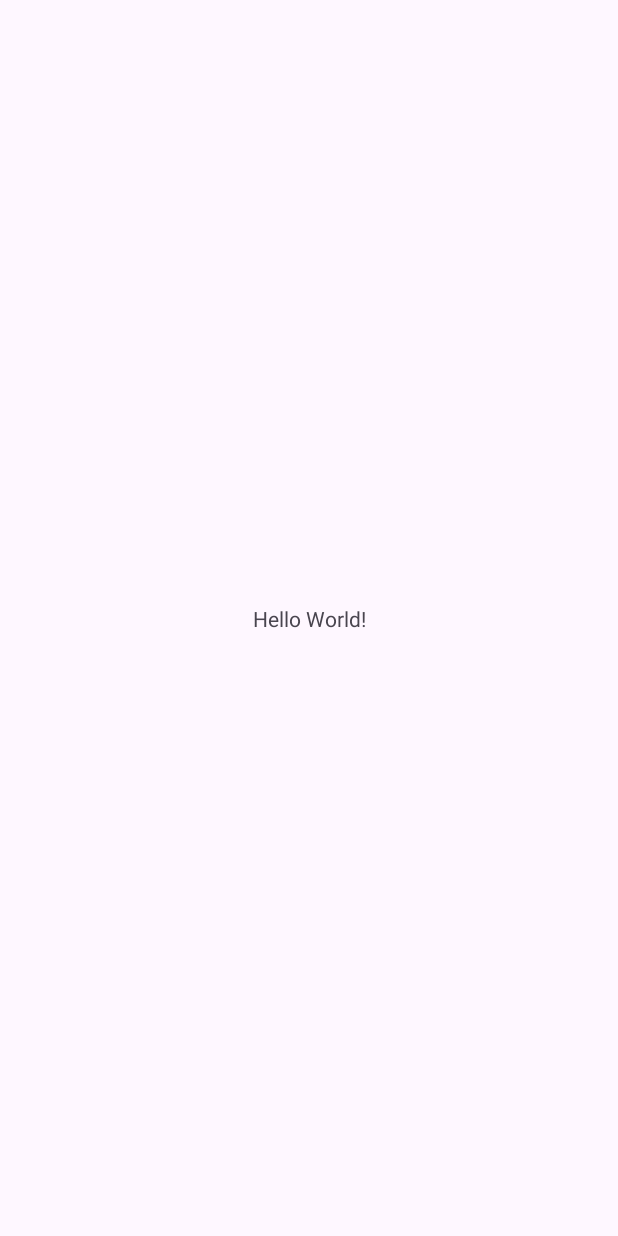
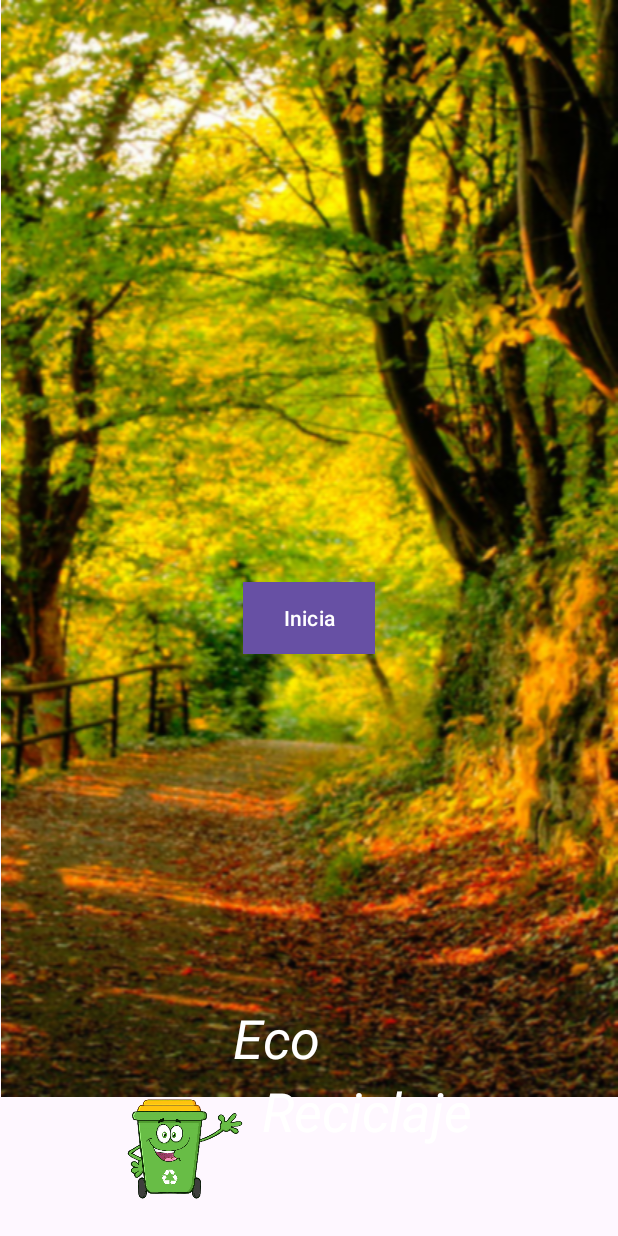
Before and after one commit to noelia333/EcoReciclaje, an Android app: the screen it shows after launch (MainActivity), on a phone screen of 412 x 824 dp. Before the commit the screen is almost empty. Run offline under Robolectric (Android 15) with nearby library versions, the phone set to English and light mode, and no system bars.

Commit message:
pantalla de bienvenida

```diff
--- a/app/src/main/res/layout/activity_main.xml
+++ b/app/src/main/res/layout/activity_main.xml
@@ -6,13 +6,71 @@
     android:layout_height="match_parent"
     tools:context=".MainActivity">
 
-    <TextView
+    <ImageView
+        android:id="@+id/imageView5"
+        android:layout_width="0dp"
+        android:layout_height="wrap_content"
+        app:layout_constraintBottom_toBottomOf="parent"
+        app:layout_constraintEnd_toEndOf="parent"
+        app:layout_constraintHorizontal_bias="0.0"
+        app:layout_constraintStart_toStartOf="parent"
+        app:layout_constraintTop_toTopOf="parent"
+        app:layout_constraintVertical_bias="0.0"
+        app:srcCompat="@drawable/bosquess" />
+
+    <Button
+        android:id="@+id/button"
         android:layout_width="wrap_content"
         android:layout_height="wrap_content"
-        android:text="Hello World!"
+        android:gravity="center"
+        android:text="Inicia"
+        android:background="#673AB7"
         app:layout_constraintBottom_toBottomOf="parent"
         app:layout_constraintEnd_toEndOf="parent"
         app:layout_constraintStart_toStartOf="parent"
         app:layout_constraintTop_toTopOf="parent" />
 
+    <TextView
+        android:id="@+id/textView"
+        android:layout_width="wrap_content"
+        android:layout_height="wrap_content"
+        android:text="Eco"
+        android:textColor="@color/white"
+        android:textSize="36sp"
+        android:textStyle="italic"
+        app:layout_constraintBottom_toBottomOf="parent"
+        app:layout_constraintEnd_toEndOf="parent"
+        app:layout_constraintHorizontal_bias="0.439"
+        app:layout_constraintStart_toStartOf="parent"
+        app:layout_constraintTop_toBottomOf="@+id/button"
+        app:layout_constraintVertical_bias="0.682" />
+
+    <TextView
+        android:id="@+id/textView2"
+        android:layout_width="wrap_content"
+        android:layout_height="wrap_content"
+        android:layout_marginBottom="24dp"
+        android:text="Reciclaje"
+        android:textColor="@color/white"
+        android:textSize="36sp"
+        android:textStyle="italic"
+        app:layout_constraintBottom_toBottomOf="parent"
+        app:layout_constraintEnd_toEndOf="parent"
+        app:layout_constraintHorizontal_bias="0.642"
+        app:layout_constraintStart_toStartOf="parent"
+        app:layout_constraintTop_toBottomOf="@+id/textView"
+        app:layout_constraintVertical_bias="0.0" />
+
+    <ImageView
+        android:id="@+id/imageView8"
+        android:layout_width="78dp"
+        android:layout_height="79dp"
+        app:layout_constraintBottom_toBottomOf="parent"
+        app:layout_constraintEnd_toEndOf="parent"
+        app:layout_constraintHorizontal_bias="0.252"
+        app:layout_constraintStart_toStartOf="parent"
+        app:layout_constraintTop_toTopOf="parent"
+        app:layout_constraintVertical_bias="0.975"
+        app:srcCompat="@drawable/basura1" />
+
 </androidx.constraintlayout.widget.ConstraintLayout>
```
Also changed, not shown: app/src/main/res/drawable/basura1.png (added), app/src/main/res/drawable/bosquess.png (added).
